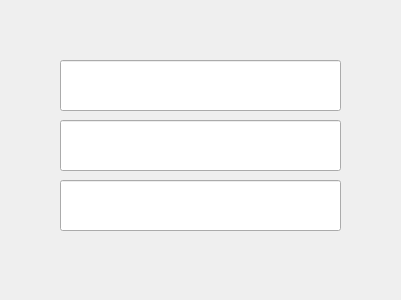
Qt form Thesaurus/Windows/account_window.ui (Euclidis/Thesaurus) before a commit.
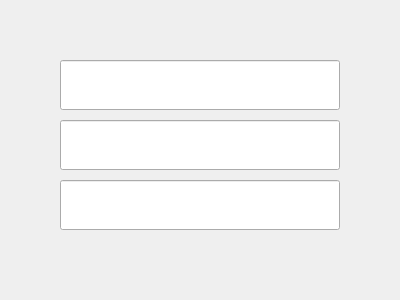
The same form after that commit. Custom widgets are drawn as their Qt base class.

Diff of the .ui file:
```diff
--- a/Thesaurus/Windows/account_window.ui
+++ b/Thesaurus/Windows/account_window.ui
@@ -9,7 +9,7 @@
    <rect>
     <x>0</x>
     <y>0</y>
-    <width>401</width>
+    <width>400</width>
     <height>300</height>
    </rect>
   </property>
@@ -21,8 +21,8 @@
     <rect>
      <x>60</x>
      <y>60</y>
-     <width>281</width>
-     <height>51</height>
+     <width>280</width>
+     <height>50</height>
     </rect>
    </property>
    <property name="font">
@@ -39,8 +39,8 @@
     <rect>
      <x>60</x>
      <y>120</y>
-     <width>281</width>
-     <height>51</height>
+     <width>280</width>
+     <height>50</height>
     </rect>
    </property>
    <property name="font">
@@ -61,8 +61,8 @@
     <rect>
      <x>60</x>
      <y>180</y>
-     <width>281</width>
-     <height>51</height>
+     <width>280</width>
+     <height>50</height>
     </rect>
    </property>
    <property name="font">
@@ -91,15 +91,15 @@
   <widget class="Label" name="OK_Button" native="true">
    <property name="geometry">
     <rect>
-     <x>180</x>
+     <x>175</x>
      <y>240</y>
-     <width>51</width>
-     <height>41</height>
+     <width>50</width>
+     <height>40</height>
     </rect>
    </property>
    <property name="font">
     <font>
-     <family>Code Pro Light LC</family>
+     <family>Corbel</family>
      <pointsize>20</pointsize>
      <kerning>true</kerning>
     </font>
@@ -119,7 +119,7 @@
    </property>
    <property name="font">
     <font>
-     <family>Code Pro Light LC</family>
+     <family>Corbel</family>
      <pointsize>11</pointsize>
     </font>
    </property>
```
Left out of the diff: 15 changed lines with no effect on the pictures.
